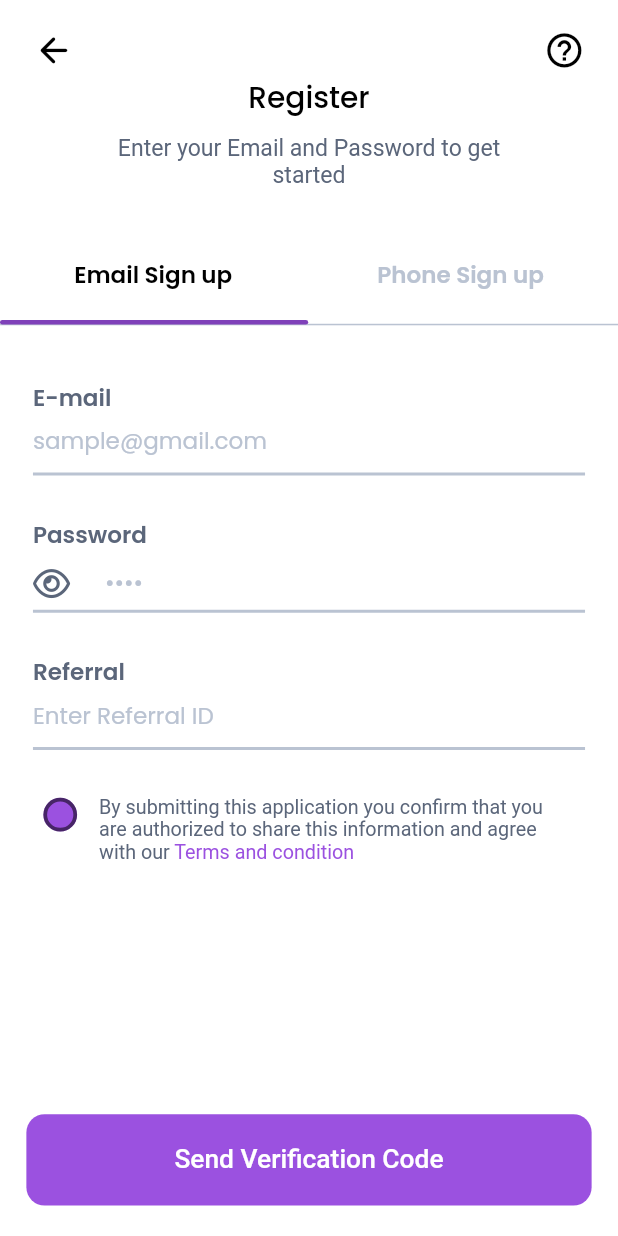
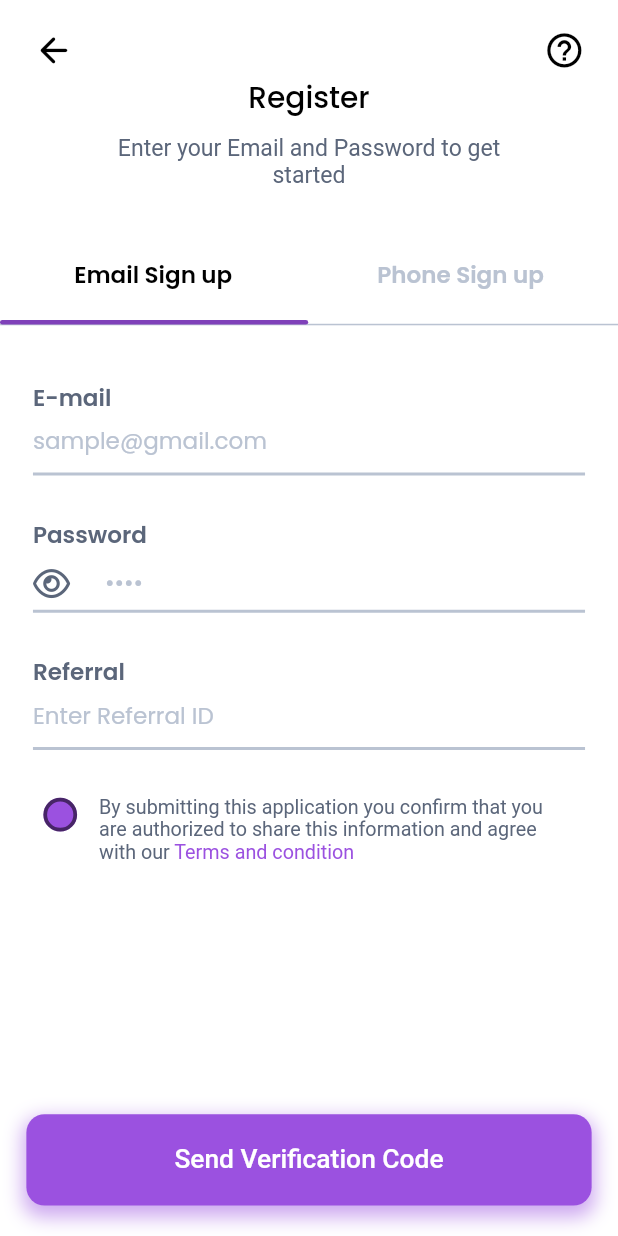
Before and after one commit to ecode210/zilbit, a Flutter app: the screen it shows after launch, after a tap on "Get Started", on a phone screen of 412 x 824 dp. Run offline on Flutter 3.47's test engine with Material 2 defaults, Android fonts, the phone set to English and light mode, and no system bars; drawn by our look-alikes of bouncing_widget; our stand-ins replace flutter_screenutil, flutter_svg, font_awesome_flutter, get, google_fonts, intl_phone_field and 1 more.

Commit message:
Added Onboarding pattern and Verification screen

```diff
--- a/lib/view/authentication/register.dart
+++ b/lib/view/authentication/register.dart
@@ -7,6 +7,7 @@ import 'package:zilbit/constants.dart';
 import 'package:zilbit/controller/authentication/register_controller.dart';
 import 'package:zilbit/view/authentication/email_sign_up.dart';
 import 'package:zilbit/view/authentication/phone_sign_up.dart';
+import 'package:zilbit/view/authentication/verification_code.dart';
 
 class Register extends StatelessWidget {
   Register({Key? key}) : super(key: key);
@@ -210,17 +211,30 @@ with our """,
                 ],
               ),
               const Spacer(),
-              Container(
+              GestureDetector(
+                onTap: () {
+                  Get.to(() => const VerificationCode());
+                },
+                child: Container(
                   height: 60.h,
                   width: 343.w,
                   decoration: BoxDecoration(
                     color: priColor,
                     borderRadius: BorderRadius.circular(12.r),
+                    boxShadow: [
+                      BoxShadow(
+                        color: priColor.withOpacity(0.5),
+                        offset: Offset(0, 5.h),
+                        blurRadius: 10,
+                        spreadRadius: 2,
+                      ),
+                    ],
                   ),
                   alignment: Alignment.center,
                   child: Text(
                     "Send Verification Code",
                     style: Theme.of(context).textTheme.button!.copyWith(color: backgroundColor),
+                  ),
                 ),
               ),
               SizedBox(height: 20.h),
--- a/lib/view/onboarding/onboarding.dart
+++ b/lib/view/onboarding/onboarding.dart
@@ -1,5 +1,6 @@
 import 'package:flutter/material.dart';
 import 'package:flutter_screenutil/flutter_screenutil.dart';
+import 'package:flutter_svg/flutter_svg.dart';
 import 'package:get/get.dart';
 import 'package:zilbit/constants.dart';
 import 'package:zilbit/view/authentication/register.dart';
@@ -20,6 +21,10 @@ class Onboarding extends StatelessWidget {
             SizedBox(
               height: 488.h,
               width: 375.w,
+              child: SvgPicture.asset(
+                "assets/svg/onboarding pattern.svg",
+                fit: BoxFit.fill,
+              ),
             ),
             SizedBox(
               height: 44.h,
--- a/pubspec.yaml
+++ b/pubspec.yaml
@@ -32,5 +32,5 @@ flutter:
 
   uses-material-design: true
 
-  # assets:
-  #   - images/a_dot_burr.jpeg
+  assets:
+    - assets/svg/
```
Also changed, not shown: lib/view/authentication/verification_code.dart (added, +66 -0 lines), assets/svg/onboarding pattern.svg (added). Lines whose indentation alone changed are shown as unchanged.
